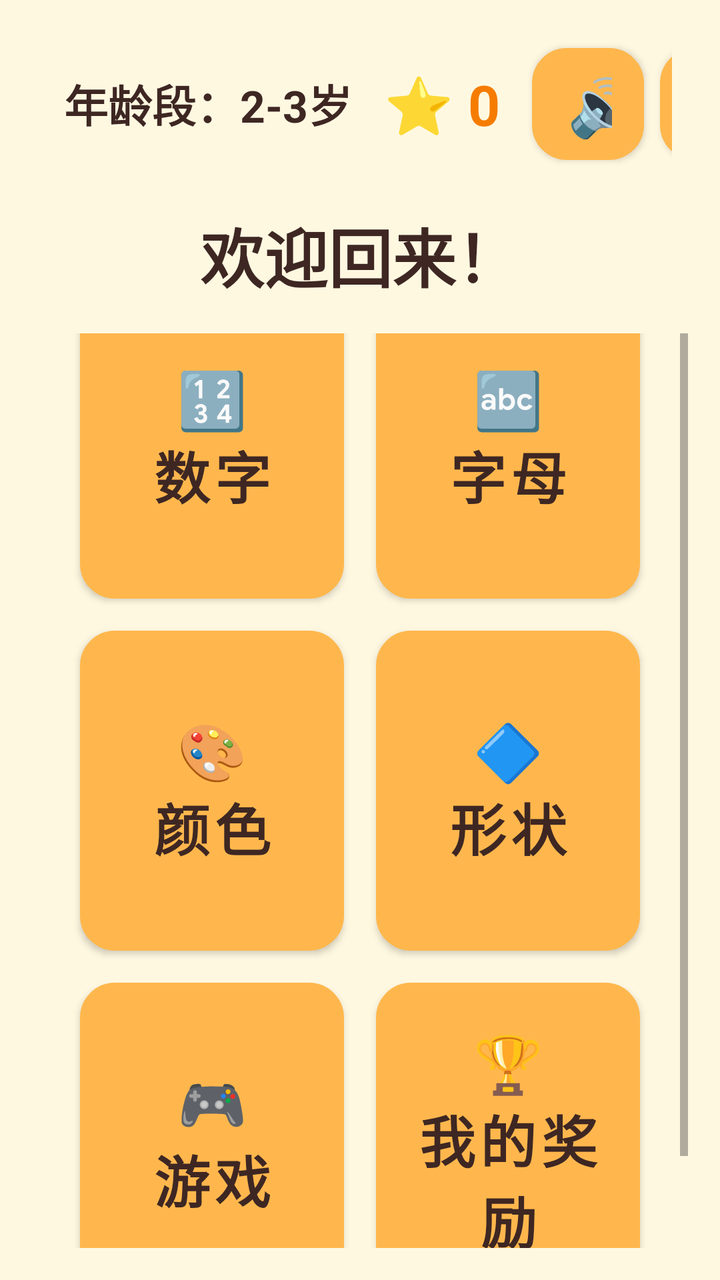
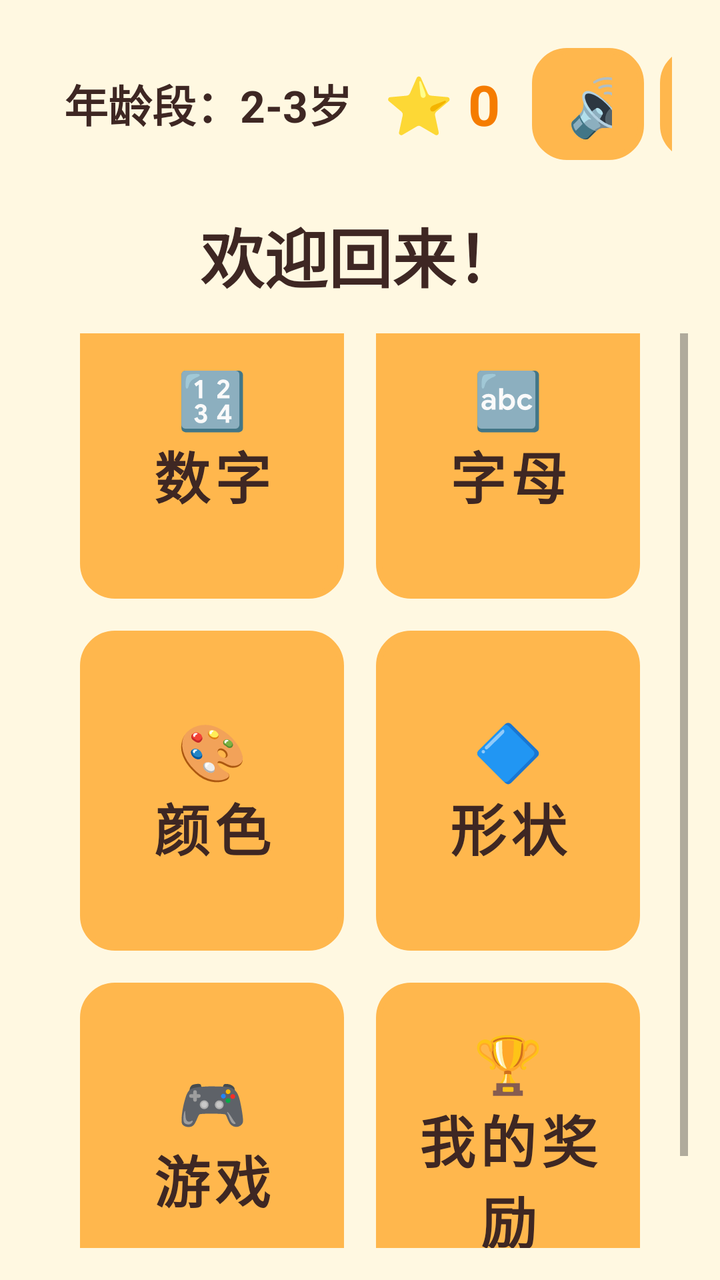

The first picture is an Android layout as it rendered before a commit; the second is the same layout after the commit. The layout source and the unified diff follow.
<!-- AndroidManifest.xml: application theme Theme.KidLearn -->
<!-- res/layout/activity_main_menu.xml -->
<?xml version="1.0" encoding="utf-8"?>
<LinearLayout xmlns:android="http://schemas.android.com/apk/res/android"
    android:layout_width="match_parent"
    android:layout_height="match_parent"
    android:orientation="vertical"
    android:background="@color/bg_main"
    android:padding="@dimen/spacing_medium">

    
    <LinearLayout
        android:layout_width="match_parent"
        android:layout_height="@dimen/top_bar_height"
        android:orientation="horizontal"
        android:gravity="center_vertical"
        android:paddingHorizontal="@dimen/spacing_small">

        <TextView
            android:id="@+id/tvAge"
            android:layout_width="wrap_content"
            android:layout_height="wrap_content"
            android:text="年龄段：2-3岁"
            android:textSize="@dimen/text_medium"
            android:textStyle="bold"
            android:textColor="@color/text_primary"
            android:padding="@dimen/spacing_small" />

        <Space
            android:layout_width="0dp"
            android:layout_height="match_parent"
            android:layout_weight="1" />

        <TextView
            android:id="@+id/tvStars"
            android:layout_width="wrap_content"
            android:layout_height="wrap_content"
            android:text="⭐ 0"
            android:textSize="@dimen/text_large"
            android:textStyle="bold"
            android:textColor="@color/primary_dark"
            android:padding="@dimen/spacing_small" />

        <Button
            android:id="@+id/btnSound"
            android:layout_width="56dp"
            android:layout_height="56dp"
            android:text="🔊"
            android:textSize="28sp"
            android:background="@drawable/bg_card"
            android:layout_marginStart="@dimen/spacing_small" />

        <Button
            android:id="@+id/btnChangeAge"
            android:layout_width="wrap_content"
            android:layout_height="56dp"
            android:text="切换"
            android:textSize="@dimen/text_medium"
            android:textStyle="bold"
            android:background="@drawable/bg_card"
            android:layout_marginStart="@dimen/spacing_small" />

        <Button
            android:id="@+id/btnParent"
            android:layout_width="56dp"
            android:layout_height="56dp"
            android:text="⚙️"
            android:textSize="28sp"
            android:background="@drawable/bg_card"
            android:layout_marginStart="@dimen/spacing_small" />
    </LinearLayout>

    <TextView
        android:layout_width="match_parent"
        android:layout_height="wrap_content"
        android:text="@string/welcome"
        android:textSize="@dimen/text_title"
        android:textStyle="bold"
        android:gravity="center"
        android:textColor="@color/text_primary"
        android:padding="@dimen/spacing_medium" />

    
    <ScrollView
        android:layout_width="match_parent"
        android:layout_height="0dp"
        android:layout_weight="1"
        android:fillViewport="true">

        <GridLayout
            android:layout_width="match_parent"
            android:layout_height="wrap_content"
            android:columnCount="2"
            android:padding="@dimen/spacing_medium"
            android:layout_gravity="center">

            
            <Button
                android:id="@+id/btnNumbers"
                android:layout_width="0dp"
                android:layout_height="@dimen/menu_card_size"
                android:layout_columnWeight="1"
                android:layout_rowWeight="1"
                android:layout_margin="@dimen/spacing_small"
                android:background="@drawable/bg_learn_card"
                android:text="🔢\n数字"
                android:textSize="@dimen/text_large"
                android:textStyle="bold"
                android:textColor="@color/text_primary"
                android:textAllCaps="false" />

            
            <Button
                android:id="@+id/btnLetters"
                android:layout_width="0dp"
                android:layout_height="@dimen/menu_card_size"
                android:layout_columnWeight="1"
                android:layout_rowWeight="1"
                android:layout_margin="@dimen/spacing_small"
                android:background="@drawable/bg_learn_card"
                android:backgroundTint="@color/secondary"
                android:text="🔤\n字母"
                android:textSize="@dimen/text_large"
                android:textStyle="bold"
                android:textColor="@color/text_primary"
                android:textAllCaps="false" />

            
            <Button
                android:id="@+id/btnColors"
                android:layout_width="0dp"
                android:layout_height="@dimen/menu_card_size"
                android:layout_columnWeight="1"
                android:layout_rowWeight="1"
                android:layout_margin="@dimen/spacing_small"
                android:background="@drawable/bg_learn_card"
                android:backgroundTint="@color/accent"
                android:text="🎨\n颜色"
                android:textSize="@dimen/text_large"
                android:textStyle="bold"
                android:textColor="@color/text_primary"
                android:textAllCaps="false" />

            
            <Button
                android:id="@+id/btnShapes"
                android:layout_width="0dp"
                android:layout_height="@dimen/menu_card_size"
                android:layout_columnWeight="1"
                android:layout_rowWeight="1"
                android:layout_margin="@dimen/spacing_small"
                android:background="@drawable/bg_learn_card"
                android:backgroundTint="@color/yellow"
                android:text="🔷\n形状"
                android:textSize="@dimen/text_large"
                android:textStyle="bold"
                android:textColor="@color/text_primary"
                android:textAllCaps="false" />

            
            <Button
                android:id="@+id/btnGames"
                android:layout_width="0dp"
                android:layout_height="@dimen/menu_card_size"
                android:layout_columnWeight="1"
                android:layout_rowWeight="1"
                android:layout_margin="@dimen/spacing_small"
                android:background="@drawable/bg_learn_card"
                android:backgroundTint="@color/green"
                android:text="🎮\n游戏"
                android:textSize="@dimen/text_large"
                android:textStyle="bold"
                android:textColor="@color/text_primary"
                android:textAllCaps="false" />

            
            <Button
                android:id="@+id/btnRewards"
                android:layout_width="0dp"
                android:layout_height="@dimen/menu_card_size"
                android:layout_columnWeight="1"
                android:layout_rowWeight="1"
                android:layout_margin="@dimen/spacing_small"
                android:background="@drawable/bg_learn_card"
                android:backgroundTint="@color/purple"
                android:text="🏆\n我的奖励"
                android:textSize="@dimen/text_large"
                android:textStyle="bold"
                android:textColor="@color/text_primary"
                android:textAllCaps="false" />

        </GridLayout>
    </ScrollView>
</LinearLayout>
<!-- resources referenced by this layout -->
<resources>
  <color name="accent">#64B5F6</color>
  <color name="bg_main">#FFF8E1</color>
  <color name="green">#81C784</color>
  <color name="primary_dark">#F57C00</color>
  <color name="purple">#BA68C8</color>
  <color name="secondary">#81C784</color>
  <color name="text_primary">#3E2723</color>
  <color name="yellow">#FFF176</color>
  <dimen name="menu_card_size">160dp</dimen>
  <dimen name="spacing_medium">16dp</dimen>
  <dimen name="spacing_small">8dp</dimen>
  <dimen name="text_large">28sp</dimen>
  <dimen name="text_medium">22sp</dimen>
  <dimen name="text_title">32sp</dimen>
  <dimen name="top_bar_height">72dp</dimen>
  <!-- drawable bg_card (drawable) -->
  <?xml version="1.0" encoding="utf-8"?>
  <shape xmlns:android="http://schemas.android.com/apk/res/android"
      android:shape="rectangle">
      <corners android:radius="@dimen/corner_medium" />
      <solid android:color="@color/bg_card" />
      <stroke android:width="3dp" android:color="@color/primary" />
  </shape>
  <!-- drawable bg_learn_card (drawable) -->
  <?xml version="1.0" encoding="utf-8"?>
  <shape xmlns:android="http://schemas.android.com/apk/res/android"
      android:shape="rectangle">
      <corners android:radius="@dimen/corner_medium" />
      <solid android:color="@color/primary" />
      <stroke android:width="3dp" android:color="@color/text_primary" />
  </shape>
  <string name="welcome">欢迎回来！</string>
  <style name="Theme.KidLearn" parent="Theme.MaterialComponents.Light.NoActionBar">
          <item name="colorPrimary">@color/primary</item>
          <item name="colorPrimaryVariant">@color/primary_dark</item>
          <item name="colorOnPrimary">@color/text_on_primary</item>
          <item name="colorSecondary">@color/secondary</item>
          <item name="colorOnSecondary">@color/text_on_primary</item>
          <item name="android:windowBackground">@color/bg_main</item>
          <item name="android:statusBarColor">@color/status_bar</item>
          <item name="android:windowLightStatusBar">true</item>
          <item name="android:navigationBarColor">@color/nav_bar</item>
          <item name="android:windowContentTransitions">true</item>
          <item name="android:windowAnimationStyle">@style/Animation.KidLearn.Activity</item>
      </style>
  <dimen name="corner_medium">16dp</dimen>
  <color name="bg_card">#FFFFFF</color>
  <color name="primary">#FFB74D</color>
  <color name="text_on_primary">#FFFFFF</color>
  <color name="status_bar">#F57C00</color>
  <color name="nav_bar">#FFE082</color>
  <style name="Animation.KidLearn.Activity" parent="@android:style/Animation.Activity">
          <item name="android:activityOpenEnterAnimation">@anim/slide_in_right</item>
          <item name="android:activityOpenExitAnimation">@anim/slide_out_left</item>
          <item name="android:activityCloseEnterAnimation">@anim/slide_in_left</item>
          <item name="android:activityCloseExitAnimation">@anim/slide_out_right</item>
      </style>
</resources>

<!-- the commit's change to res/layout/activity_main_menu.xml (unified diff, before → after) -->
@@ -96,7 +96,9 @@
             <Button
                 android:id="@+id/btnNumbers"
                 android:layout_width="0dp"
-                android:layout_height="@dimen/menu_card_size"
+                android:layout_height="wrap_content"
+                android:minHeight="@dimen/menu_card_size"
+                android:paddingVertical="@dimen/spacing_small"
                 android:layout_columnWeight="1"
                 android:layout_rowWeight="1"
                 android:layout_margin="@dimen/spacing_small"
@@ -111,7 +113,9 @@
             <Button
                 android:id="@+id/btnLetters"
                 android:layout_width="0dp"
-                android:layout_height="@dimen/menu_card_size"
+                android:layout_height="wrap_content"
+                android:minHeight="@dimen/menu_card_size"
+                android:paddingVertical="@dimen/spacing_small"
                 android:layout_columnWeight="1"
                 android:layout_rowWeight="1"
                 android:layout_margin="@dimen/spacing_small"
@@ -127,7 +131,9 @@
             <Button
                 android:id="@+id/btnColors"
                 android:layout_width="0dp"
-                android:layout_height="@dimen/menu_card_size"
+                android:layout_height="wrap_content"
+                android:minHeight="@dimen/menu_card_size"
+                android:paddingVertical="@dimen/spacing_small"
                 android:layout_columnWeight="1"
                 android:layout_rowWeight="1"
                 android:layout_margin="@dimen/spacing_small"
@@ -143,7 +149,9 @@
             <Button
                 android:id="@+id/btnShapes"
                 android:layout_width="0dp"
-                android:layout_height="@dimen/menu_card_size"
+                android:layout_height="wrap_content"
+                android:minHeight="@dimen/menu_card_size"
+                android:paddingVertical="@dimen/spacing_small"
                 android:layout_columnWeight="1"
                 android:layout_rowWeight="1"
                 android:layout_margin="@dimen/spacing_small"
@@ -159,7 +167,9 @@
             <Button
                 android:id="@+id/btnGames"
                 android:layout_width="0dp"
-                android:layout_height="@dimen/menu_card_size"
+                android:layout_height="wrap_content"
+                android:minHeight="@dimen/menu_card_size"
+                android:paddingVertical="@dimen/spacing_small"
                 android:layout_columnWeight="1"
                 android:layout_rowWeight="1"
                 android:layout_margin="@dimen/spacing_small"
@@ -175,7 +185,9 @@
             <Button
                 android:id="@+id/btnRewards"
                 android:layout_width="0dp"
-                android:layout_height="@dimen/menu_card_size"
+                android:layout_height="wrap_content"
+                android:minHeight="@dimen/menu_card_size"
+                android:paddingVertical="@dimen/spacing_small"
                 android:layout_columnWeight="1"
                 android:layout_rowWeight="1"
                 android:layout_margin="@dimen/spacing_small"
<!-- resource entries referenced after the edit -->
@@ -20,7 +20,6 @@
   <shape xmlns:android="http://schemas.android.com/apk/res/android"
       android:shape="rectangle">
       <corners android:radius="@dimen/corner_medium" />
-      <solid android:color="@color/bg_card" />
       <stroke android:width="3dp" android:color="@color/primary" />
   </shape>
   <!-- drawable bg_learn_card (drawable) -->
@@ -28,7 +27,6 @@
   <shape xmlns:android="http://schemas.android.com/apk/res/android"
       android:shape="rectangle">
       <corners android:radius="@dimen/corner_medium" />
-      <solid android:color="@color/primary" />
       <stroke android:width="3dp" android:color="@color/text_primary" />
   </shape>
   <string name="welcome">欢迎回来！</string>
@@ -46,7 +44,6 @@
           <item name="android:windowAnimationStyle">@style/Animation.KidLearn.Activity</item>
       </style>
   <dimen name="corner_medium">16dp</dimen>
-  <color name="bg_card">#FFFFFF</color>
   <color name="primary">#FFB74D</color>
   <color name="text_on_primary">#FFFFFF</color>
   <color name="status_bar">#F57C00</color>
